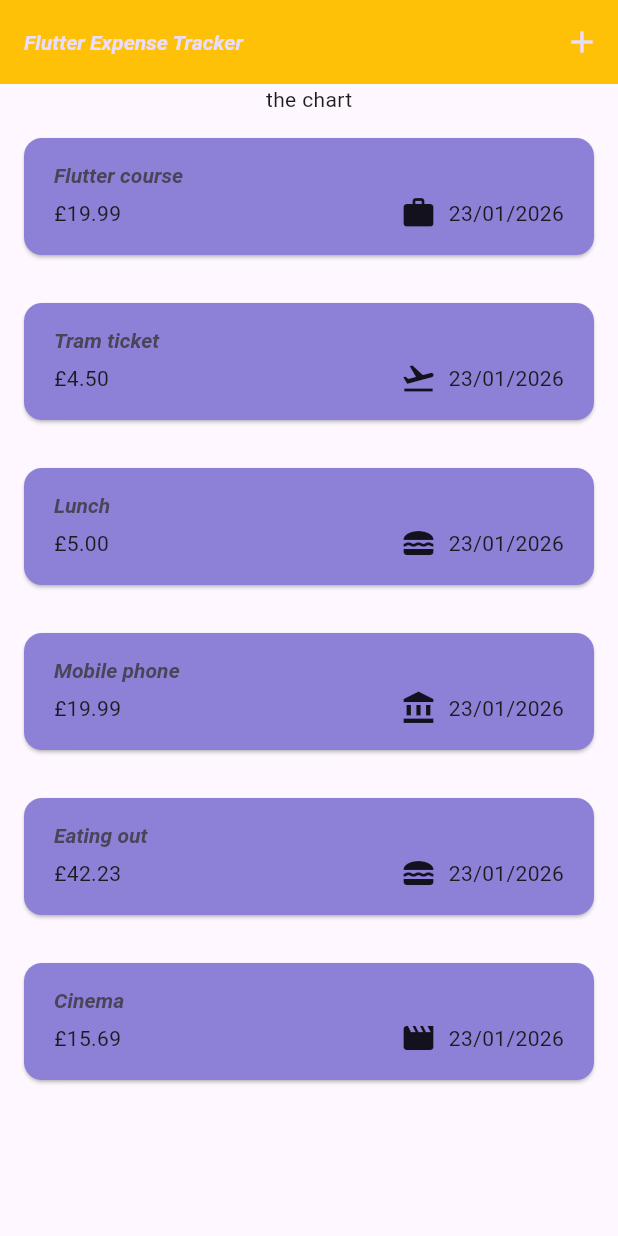
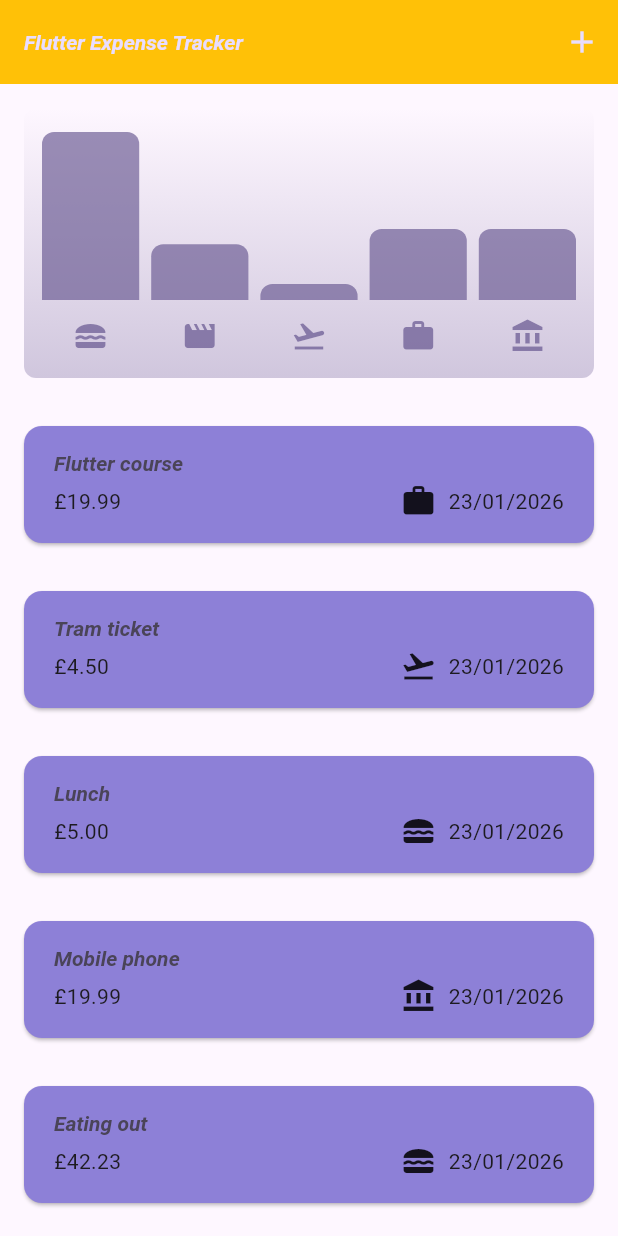
Before and after one commit to the-dext/flutter_course, a Flutter app: the screen it shows after launch, on a phone screen of 412 x 824 dp. Run offline on Flutter 3.47's test engine with Material 3 defaults, Android fonts, the phone set to English and light mode, and no system bars; our stand-ins replace google_fonts.

Commit message:
added chart. has media query to find out if light mode.
has fractional box to make a bar in the chart.

```diff
--- a/expense_tracker/expense_tracker/lib/models/expense_bucket.dart
+++ b/expense_tracker/expense_tracker/lib/models/expense_bucket.dart
@@ -5,6 +5,9 @@
   final List<Expense> expenses;
 
   ExpenseBucket({required this.category, required this.expenses});
+
+  ExpenseBucket.forCategory(List<Expense> allExpenses, this.category)
+    : expenses = allExpenses.where((x) => x.category == category).toList();
 
   double get totalExpenses {
     double sum = 0;
--- /dev/null
+++ b/expense_tracker/expense_tracker/lib/widgets/chart/chart.dart
@@ -0,0 +1,93 @@
+import 'package:expense_tracker/models/expense_bucket.dart';
+import 'package:flutter/material.dart';
+
+import 'package:expense_tracker/widgets/chart/chart_bar.dart';
+import 'package:expense_tracker/models/expense.dart';
+
+class Chart extends StatelessWidget {
+  const Chart({super.key, required this.expenses});
+
+  final List<Expense> expenses;
+
+  List<ExpenseBucket> get buckets {
+    return [
+      ExpenseBucket.forCategory(expenses, Category.food),
+      ExpenseBucket.forCategory(expenses, Category.leisure),
+      ExpenseBucket.forCategory(expenses, Category.travel),
+      ExpenseBucket.forCategory(expenses, Category.work),
+      ExpenseBucket.forCategory(expenses, Category.bill)
+    ];
+  }
+
+  double get maxTotalExpense {
+    double maxTotalExpense = 0;
+
+    for (final bucket in buckets) {
+      if (bucket.totalExpenses > maxTotalExpense) {
+        maxTotalExpense = bucket.totalExpenses;
+      }
+    }
+
+    return maxTotalExpense;
+  }
+
+  @override
+  Widget build(BuildContext context) {
+    final isDarkMode =
+        MediaQuery.of(context).platformBrightness == Brightness.dark;
+    return Container(
+      margin: const EdgeInsets.all(16),
+      padding: const EdgeInsets.symmetric(vertical: 16, horizontal: 8),
+      width: double.infinity,
+      height: 180,
+      decoration: BoxDecoration(
+        borderRadius: BorderRadius.circular(8),
+        gradient: LinearGradient(
+          colors: [
+            Theme.of(context).colorScheme.primary.withOpacity(0.3),
+            Theme.of(context).colorScheme.primary.withOpacity(0.0),
+          ],
+          begin: Alignment.bottomCenter,
+          end: Alignment.topCenter,
+        ),
+      ),
+      child: Column(
+        children: [
+          Expanded(
+            child: Row(
+              crossAxisAlignment: CrossAxisAlignment.end,
+              children: [
+                for (final bucket in buckets) // alternative to map()
+                  ChartBar(
+                    fill: bucket.totalExpenses == 0
+                        ? 0
+                        : bucket.totalExpenses / maxTotalExpense,
+                  ),
+              ],
+            ),
+          ),
+          const SizedBox(height: 12),
+          Row(
+            children: buckets
+                .map(
+                  (bucket) => Expanded(
+                    child: Padding(
+                      padding: const EdgeInsets.symmetric(horizontal: 4),
+                      child: Icon(
+                        categoryIcons[bucket.category],
+                        color: isDarkMode
+                            ? Theme.of(context).colorScheme.secondary
+                            : Theme.of(
+                                context,
+                              ).colorScheme.primary.withOpacity(0.7),
+                      ),
+                    ),
+                  ),
+                )
+                .toList(),
+          ),
+        ],
+      ),
+    );
+  }
+}
--- /dev/null
+++ b/expense_tracker/expense_tracker/lib/widgets/chart/chart_bar.dart
@@ -0,0 +1,32 @@
+import 'package:flutter/material.dart';
+
+class ChartBar extends StatelessWidget {
+  const ChartBar({super.key, required this.fill});
+
+  final double fill;
+
+  @override
+  Widget build(BuildContext context) {
+    final isDarkMode =
+        MediaQuery.of(context).platformBrightness == Brightness.dark;
+    return Expanded(
+      child: Padding(
+        padding: const EdgeInsets.symmetric(horizontal: 4),
+        child: FractionallySizedBox(
+          heightFactor: fill,
+          child: DecoratedBox(
+            decoration: BoxDecoration(
+              shape: BoxShape.rectangle,
+              borderRadius: const BorderRadius.vertical(
+                top: Radius.circular(8),
+              ),
+              color: isDarkMode
+                  ? Theme.of(context).colorScheme.secondary
+                  : Theme.of(context).colorScheme.primary.withOpacity(0.65),
+            ),
+          ),
+        ),
+      ),
+    );
+  }
+}
--- a/expense_tracker/expense_tracker/lib/widgets/expenses.dart
+++ b/expense_tracker/expense_tracker/lib/widgets/expenses.dart
@@ -5,6 +5,7 @@
 import 'package:expense_tracker/widgets/expenses_list/expenses_list.dart';
 import 'package:expense_tracker/models/expense.dart';
 import 'package:expense_tracker/widgets/new_expense.dart';
+import 'package:expense_tracker/widgets/chart/chart.dart';
 import 'package:flutter/material.dart';
 
 class Expenses extends StatefulWidget {
@@ -115,7 +116,7 @@
       ),
       body: Column(
         children: [
-          Text("the chart"),
+          Chart(expenses: _registeredExpenses),
           Expanded(child: mainContent),
         ],
       ),
```
